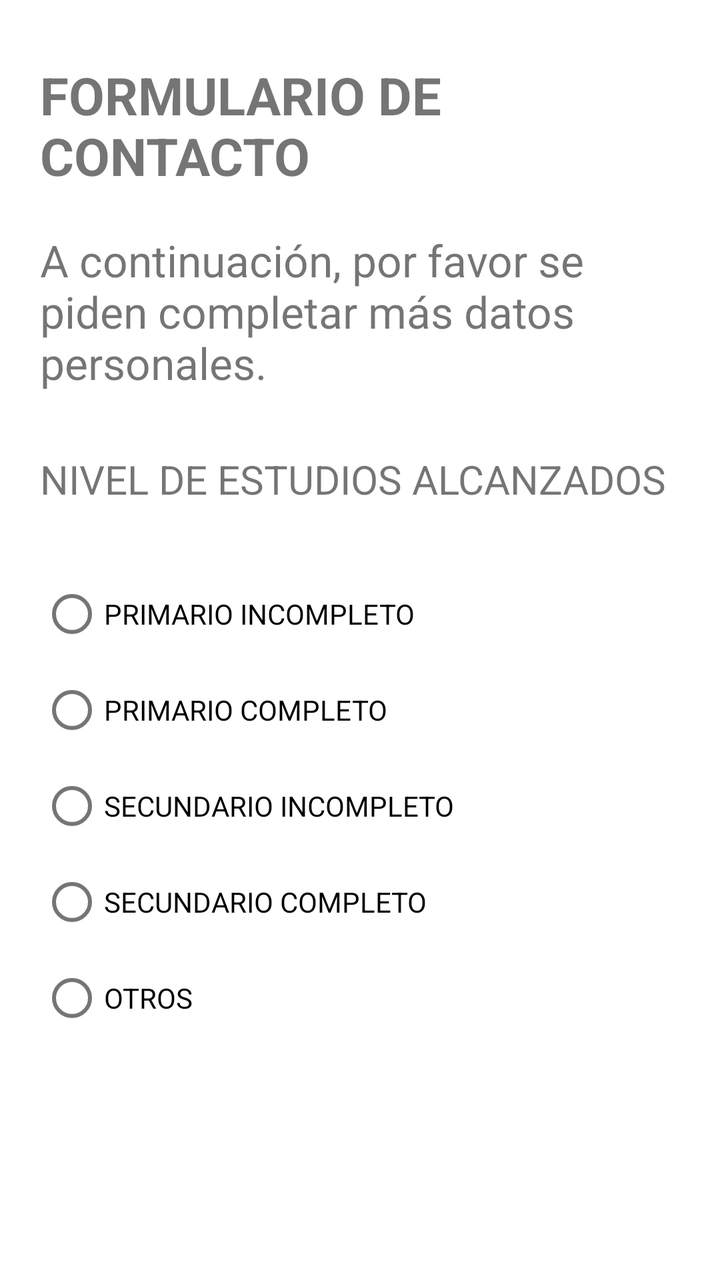
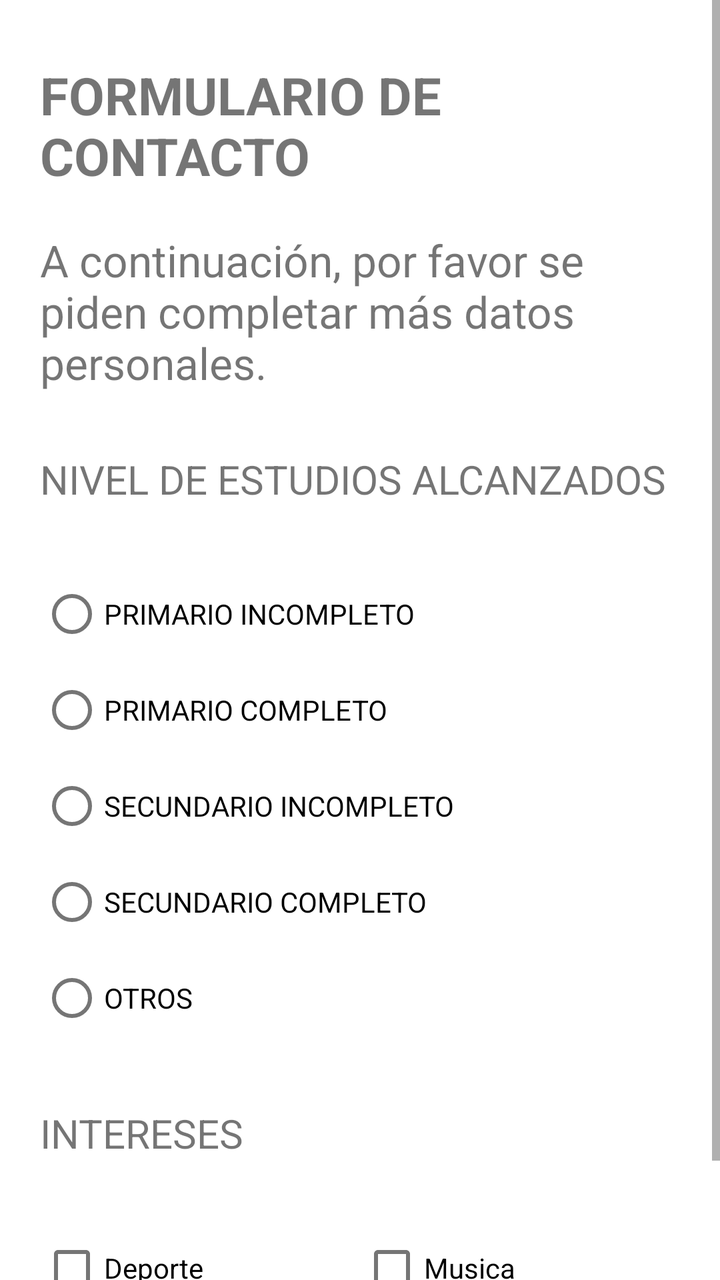

Compare the two renders of this Android layout. The source of the first and the diff that turns it into the second are given below.
<!-- AndroidManifest.xml: application theme Theme.MaterialComponents.DayNight.DarkActionBar -->
<!-- res/layout/fragment_intereses_estudio.xml -->
<?xml version="1.0" encoding="utf-8"?>
<ScrollView xmlns:android="http://schemas.android.com/apk/res/android"
    xmlns:app="http://schemas.android.com/apk/res-auto"

    xmlns:tools="http://schemas.android.com/tools"
    android:layout_width="match_parent"
    android:layout_height="match_parent"
    tools:context=".FragmentDatosPersonales">

    <LinearLayout
        android:layout_width="match_parent"
        android:layout_height="wrap_content"
        android:layout_margin="20dp"
        android:orientation="vertical">

        <TextView
            android:id="@+id/textView_formulario"
            android:layout_width="match_parent"
            android:layout_height="wrap_content"
            android:layout_marginTop="10dp"
            android:layout_marginBottom="20dp"
            android:textSize="26sp"
            android:text="@string/title"
            android:textStyle="bold" />

        <TextView
            android:id="@+id/textView_formulario_contactos"
            android:layout_width="match_parent"
            android:layout_height="wrap_content"
            android:text="@string/texto_secundario"
            android:textSize="22dp" />

        <TextView
            android:id="@+id/textViewNivelEstudio"
            android:layout_width="match_parent"
            android:layout_height="wrap_content"
            android:layout_marginVertical="30dp"
            android:text="NIVEL DE ESTUDIOS ALCANZADOS"
            android:textSize="20sp" />

        <RadioGroup
            android:id="@+id/Group_Niveles_Estudio"
            android:layout_width="match_parent"
            android:layout_height="match_parent" >

            <RadioButton
                android:id="@+id/rb_PrimIncompleto"
                android:layout_width="match_parent"
                android:layout_height="wrap_content"
                android:text="PRIMARIO INCOMPLETO" />

            <RadioButton
                android:id="@+id/rb_PrimCompleto"
                android:layout_width="match_parent"
                android:layout_height="wrap_content"
                android:text="PRIMARIO COMPLETO" />

            <RadioButton
                android:id="@+id/rb_SecuIncompleto"
                android:layout_width="match_parent"
                android:layout_height="wrap_content"
                android:text="SECUNDARIO INCOMPLETO" />

            <RadioButton
                android:id="@+id/rb_SecuCompleto"
                android:layout_width="match_parent"
                android:layout_height="wrap_content"
                android:text="SECUNDARIO COMPLETO" />

            <RadioButton
                android:id="@+id/rb_Otros"
                android:layout_width="match_parent"
                android:layout_height="wrap_content"
                android:text="OTROS" />

        </RadioGroup>

    </LinearLayout>
</ScrollView>
<!-- resources referenced by this layout -->
<resources>
  <string name="texto_secundario">A continuación, por favor se piden completar más datos personales.</string>
  <string name="title">FORMULARIO DE CONTACTO</string>
</resources>

<!-- the commit's change to res/layout/fragment_intereses_estudio.xml (unified diff, before → after) -->
@@ -75,5 +75,55 @@
 
         </RadioGroup>
 
+        <TextView
+            android:id="@+id/textViewIntereses"
+            android:layout_width="match_parent"
+            android:layout_height="wrap_content"
+            android:layout_marginVertical="30dp"
+            android:text="INTERESES"
+            android:textSize="20sp" />
+
+        <LinearLayout
+            android:layout_width="match_parent"
+            android:layout_height="wrap_content"
+            android:orientation="horizontal">
+
+            <CheckBox
+                android:id="@+id/cb_Deporte"
+                android:layout_width="0dp"
+                android:layout_height="wrap_content"
+                android:layout_weight="1"
+                android:text="Deporte" />
+
+            <CheckBox
+                android:id="@+id/cb_Musica"
+                android:layout_width="0dp"
+                android:layout_height="wrap_content"
+                android:layout_weight="1"
+                android:text="Musica" />
+
+        </LinearLayout>
+
+        <LinearLayout
+            android:layout_width="match_parent"
+            android:layout_height="wrap_content"
+            android:orientation="horizontal">
+
+            <CheckBox
+                android:id="@+id/cb_Arte"
+                android:layout_width="0dp"
+                android:layout_height="wrap_content"
+                android:layout_weight="1"
+                android:text="Arte" />
+
+            <CheckBox
+                android:id="@+id/cb_Tecnologia"
+                android:layout_width="0dp"
+                android:layout_height="wrap_content"
+                android:layout_weight="1"
+                android:text="Tecnologia" />
+
+        </LinearLayout>
+
     </LinearLayout>
 </ScrollView>
